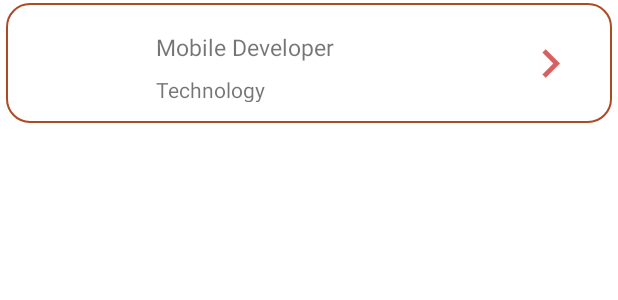
After one commit to Wafelkertas/DansMultiproTest, an Android app: the layout item_job_listing.xml on its own in the app's theme, with its tools: preview values and no code run, on a phone screen of 412 x 824 dp. The commit adds this screen. Shown: the top 300 px of the screen. Run offline under Robolectric (Android 15) with nearby library versions, the light colour scheme and no system bars.

Commit message:
3st commit

```diff
--- a/app/build.gradle
+++ b/app/build.gradle
@@ -52,6 +52,9 @@ dependencies {
     implementation("androidx.lifecycle:lifecycle-viewmodel:$lifecycle_version")
     // LiveData
     implementation("androidx.lifecycle:lifecycle-livedata:$lifecycle_version")
+    // Glide
+    def glide_version = "4.12.0"
+    implementation "com.github.bumptech.glide:glide:$glide_version"
 
 
 }
--- a/app/src/main/java/com/shidqi/dansmultiprotest/ui/view/main/MainActivity.java
+++ b/app/src/main/java/com/shidqi/dansmultiprotest/ui/view/main/MainActivity.java
@@ -29,8 +29,6 @@ public class MainActivity extends AppCompatActivity {
 
         binding = ActivityMainBinding.inflate(getLayoutInflater());
         setContentView(binding.getRoot());
-
-
 
         NavController navController = Navigation.findNavController(this, R.id.nav_host_fragment_content_main);
         appBarConfiguration = new AppBarConfiguration.Builder(navController.getGraph()).build();
--- a/app/src/main/java/com/shidqi/dansmultiprotest/ui/view/main/SettingFragment.java
+++ b/app/src/main/java/com/shidqi/dansmultiprotest/ui/view/main/setting/SettingFragment.java
@@ -1,4 +1,4 @@
-package com.shidqi.dansmultiprotest.ui.view.main;
+package com.shidqi.dansmultiprotest.ui.view.main.setting;
 
 import android.os.Bundle;
 import android.view.LayoutInflater;
--- /dev/null
+++ b/app/src/main/res/drawable/ic_baseline_chevron_right.xml
@@ -0,0 +1,5 @@
+<vector android:height="28dp" android:tint="#D66161"
+    android:viewportHeight="24" android:viewportWidth="24"
+    android:width="28dp" xmlns:android="http://schemas.android.com/apk/res/android">
+    <path android:fillColor="@android:color/white" android:pathData="M10,6L8.59,7.41 13.17,12l-4.58,4.59L10,18l6,-6z"/>
+</vector>
--- /dev/null
+++ b/app/src/main/res/drawable/rounded_shape.xml
@@ -0,0 +1,18 @@
+<?xml version="1.0" encoding="utf-8"?>
+<shape xmlns:android="http://schemas.android.com/apk/res/android"
+    android:shape="rectangle">
+
+    <stroke
+        android:width="1dp"
+        android:color="#AE4A23" >
+    </stroke>
+
+    <corners
+        android:radius="15dp"/>
+
+    <padding
+        android:top="12dp"
+        android:bottom="12dp"
+        android:left="12dp"
+        android:right="12dp"/>
+</shape>
--- a/app/src/main/res/layout/content_main.xml
+++ b/app/src/main/res/layout/content_main.xml
@@ -11,7 +11,7 @@
         android:layout_width="0dp"
         android:layout_height="0dp"
         app:defaultNavHost="true"
-        app:layout_constraintBottom_toBottomOf="parent"
+        app:layout_constraintBottom_toTopOf="@+id/navigation"
         app:layout_constraintEnd_toEndOf="parent"
         app:layout_constraintStart_toStartOf="parent"
         app:layout_constraintTop_toTopOf="parent"
--- a/app/src/main/res/layout/fragment_setting.xml
+++ b/app/src/main/res/layout/fragment_setting.xml
@@ -4,7 +4,7 @@
     xmlns:tools="http://schemas.android.com/tools"
     android:layout_width="match_parent"
     android:layout_height="match_parent"
-    tools:context=".ui.view.main.SettingFragment">
+    tools:context=".ui.view.main.setting.SettingFragment">
 
     <TextView
         android:id="@+id/textview_second"
--- /dev/null
+++ b/app/src/main/res/layout/item_job_listing.xml
@@ -0,0 +1,71 @@
+<?xml version="1.0" encoding="utf-8"?>
+<androidx.constraintlayout.widget.ConstraintLayout xmlns:android="http://schemas.android.com/apk/res/android"
+    xmlns:app="http://schemas.android.com/apk/res-auto"
+    android:layout_width="match_parent"
+    android:layout_marginStart="4dp"
+    android:layout_marginEnd="4dp"
+    android:layout_marginBottom="2dp"
+    android:layout_marginTop="2dp"
+    android:background="@drawable/rounded_shape"
+    android:layout_height="80dp">
+
+    <ImageView
+        android:id="@+id/ivNewsImage"
+        android:layout_width="80dp"
+        android:layout_height="80dp"
+        app:layout_constraintStart_toStartOf="parent"
+        app:layout_constraintTop_toTopOf="parent" />
+
+    <LinearLayout
+        android:layout_marginBottom="4dp"
+        android:id="@+id/layout_text"
+        android:layout_width="0dp"
+        android:layout_height="wrap_content"
+        android:orientation="vertical"
+        app:layout_constraintEnd_toStartOf="@id/btn_goDetail"
+        app:layout_constraintStart_toEndOf="@id/ivNewsImage"
+        app:layout_constraintTop_toTopOf="parent"
+        app:layout_constraintBottom_toBottomOf="parent">
+
+        <TextView
+            android:text="Mobile Developer"
+            android:id="@+id/tvJobTitle"
+            android:layout_width="wrap_content"
+            android:layout_height="wrap_content"
+            android:layout_marginStart="8dp"
+            android:layout_marginTop="8dp"
+            android:ellipsize="end"
+            android:maxLines="2"
+            android:textFontWeight="800"
+            android:textSize="15sp" />
+
+        <TextView
+            android:text="Technology"
+            android:id="@+id/tvJobGenre"
+            android:layout_width="wrap_content"
+            android:layout_height="wrap_content"
+            android:layout_marginStart="8dp"
+            android:layout_marginTop="8dp" />
+
+        <TextView
+            android:text="Krakow"
+            android:id="@+id/tvLocation"
+            android:layout_width="wrap_content"
+            android:layout_height="wrap_content"
+            android:layout_marginStart="8dp"
+            android:layout_marginTop="8dp" />
+    </LinearLayout>
+
+    <androidx.appcompat.widget.AppCompatImageButton
+        android:id="@+id/btn_goDetail"
+        style="?android:attr/borderlessButtonStyle"
+        android:layout_width="38dp"
+        android:layout_height="38dp"
+        android:layout_marginEnd="10dp"
+        android:background="@drawable/ic_baseline_chevron_right"
+        app:layout_constraintBottom_toBottomOf="parent"
+        app:layout_constraintEnd_toEndOf="parent"
+        app:layout_constraintStart_toEndOf="@id/layout_text"
+        app:layout_constraintTop_toTopOf="parent" />
+
+</androidx.constraintlayout.widget.ConstraintLayout>
--- a/app/src/main/res/navigation/nav_graph.xml
+++ b/app/src/main/res/navigation/nav_graph.xml
@@ -7,7 +7,7 @@
 
     <fragment
         android:id="@+id/FirstFragment"
-        android:name="com.shidqi.dansmultiprotest.ui.view.main.JobListFragment"
+        android:name="com.shidqi.dansmultiprotest.ui.view.main.jobListing.JobListFragment"
         android:label="@string/first_fragment_label"
         tools:layout="@layout/fragment_job_list_fragment">
 
@@ -17,7 +17,7 @@
     </fragment>
     <fragment
         android:id="@+id/SecondFragment"
-        android:name="com.shidqi.dansmultiprotest.ui.view.main.SettingFragment"
+        android:name="com.shidqi.dansmultiprotest.ui.view.main.setting.SettingFragment"
         android:label="@string/second_fragment_label"
         tools:layout="@layout/fragment_setting">
 
```
Also changed, not shown: app/src/main/java/com/shidqi/dansmultiprotest/ui/view/main/JobListFragment.java (deleted, +0 -47 lines), app/src/main/java/com/shidqi/dansmultiprotest/ui/view/main/jobListing/JobListFragment.java (added, +90 -0 lines), app/src/main/java/com/shidqi/dansmultiprotest/ui/view/main/jobListing/adapter/JobListingAdapter.java (added, +51 -0 lines), app/src/main/java/com/shidqi/dansmultiprotest/ui/view/main/jobListing/adapter/JobListingViewHolder.java (added, +33 -0 lines), app/src/main/java/com/shidqi/dansmultiprotest/ui/viewModel/MainViewModel.java (+3 -6 lines), app/src/main/res/layout/fragment_job_list_fragment.xml (+6 -16 lines), app/src/main/res/drawable/placeholder.png (added).
